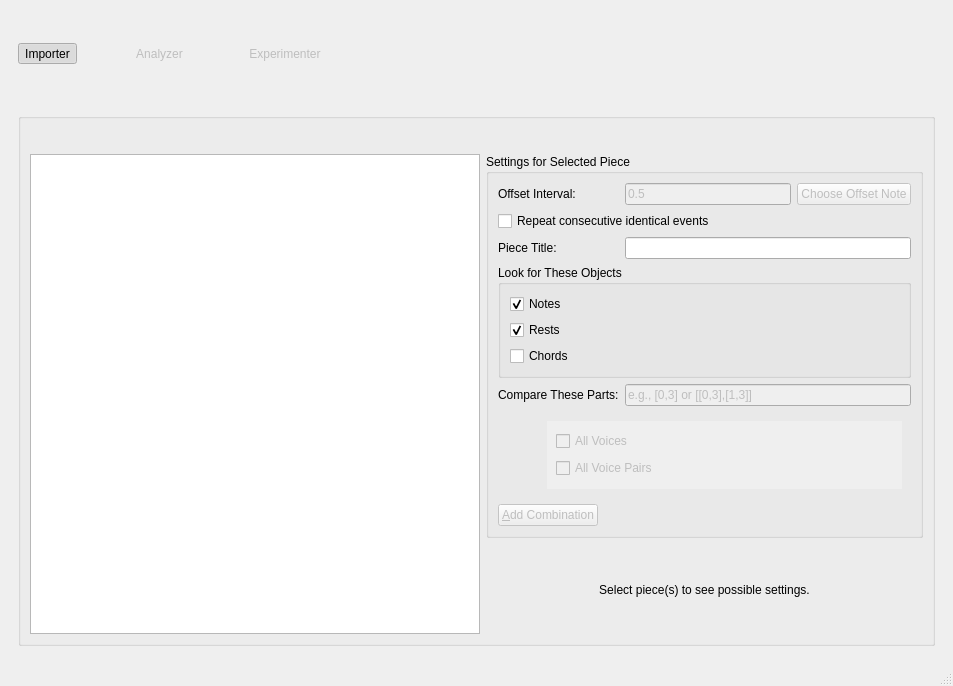
The window that views/ui/main_window.ui (ELVIS-Project/vis-framework) describes before a commit, drawn with Qt 5.
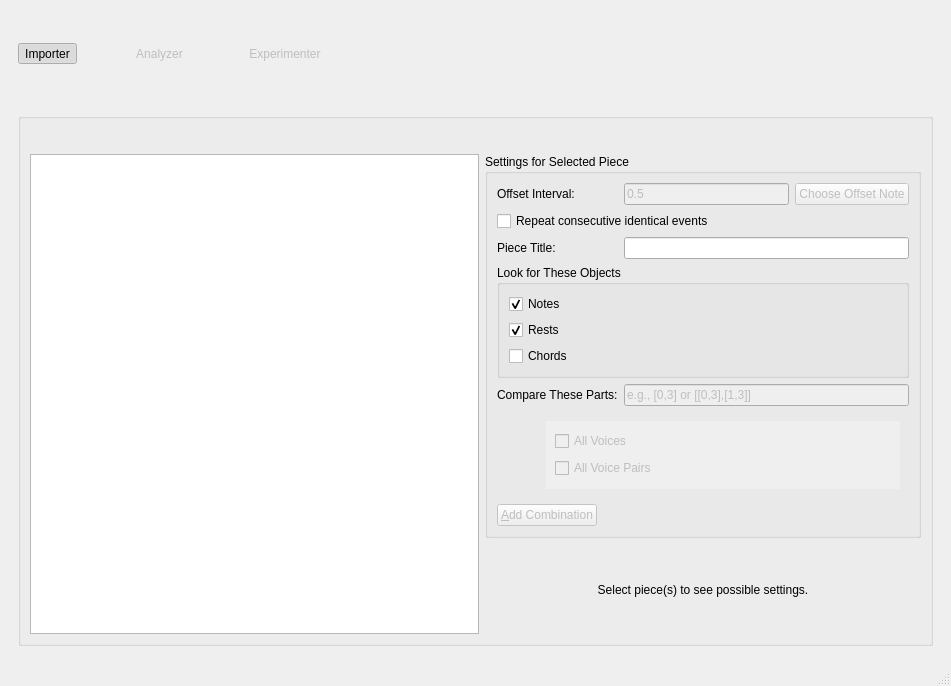
The same window after the commit. The open tabs and pages were chosen to show the change. Icons and pictures are not drawn.

```diff
--- a/views/ui/main_window.ui
+++ b/views/ui/main_window.ui
@@ -7,8 +7,8 @@
    <rect>
     <x>0</x>
     <y>0</y>
-    <width>953</width>
-    <height>685</height>
+    <width>951</width>
+    <height>683</height>
    </rect>
   </property>
   <property name="windowTitle">
@@ -463,8 +463,8 @@
                      <rect>
                       <x>0</x>
                       <y>0</y>
-                      <width>126</width>
-                      <height>56</height>
+                      <width>122</width>
+                      <height>54</height>
                      </rect>
                     </property>
                     <layout class="QVBoxLayout" name="verticalLayout_part_boxes">
```
Left out of the diff: 2 changed lines with no effect on the pictures.
